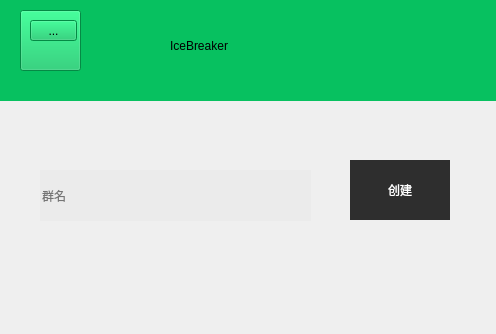
Qt form qClient/groupregster.ui (AGuan177/QTice) before a commit.
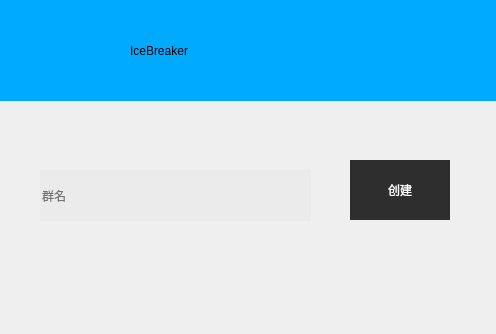
The same form after that commit. Icons and pictures are not drawn.

The edit to the form file:
```diff
--- a/qClient/groupregster.ui
+++ b/qClient/groupregster.ui
@@ -94,42 +94,16 @@
     </sizepolicy>
    </property>
    <property name="styleSheet">
-    <string notr="true">background-color: rgb(7,193,96);
+    <string notr="true">background-color: rgb(0, 170, 255);
 </string>
    </property>
-   <widget class="QPushButton" name="logo">
-    <property name="geometry">
-     <rect>
-      <x>20</x>
-      <y>10</y>
-      <width>61</width>
-      <height>61</height>
-     </rect>
-    </property>
-    <property name="text">
-     <string/>
-    </property>
-   </widget>
-   <widget class="QToolButton" name="toolButton">
-    <property name="geometry">
-     <rect>
-      <x>30</x>
-      <y>20</y>
-      <width>47</width>
-      <height>21</height>
-     </rect>
-    </property>
-    <property name="text">
-     <string>...</string>
-    </property>
-   </widget>
    <widget class="QLabel" name="label_2">
     <property name="geometry">
      <rect>
-      <x>170</x>
+      <x>130</x>
       <y>20</y>
-      <width>241</width>
-      <height>51</height>
+      <width>261</width>
+      <height>61</height>
      </rect>
     </property>
     <property name="styleSheet">
```
